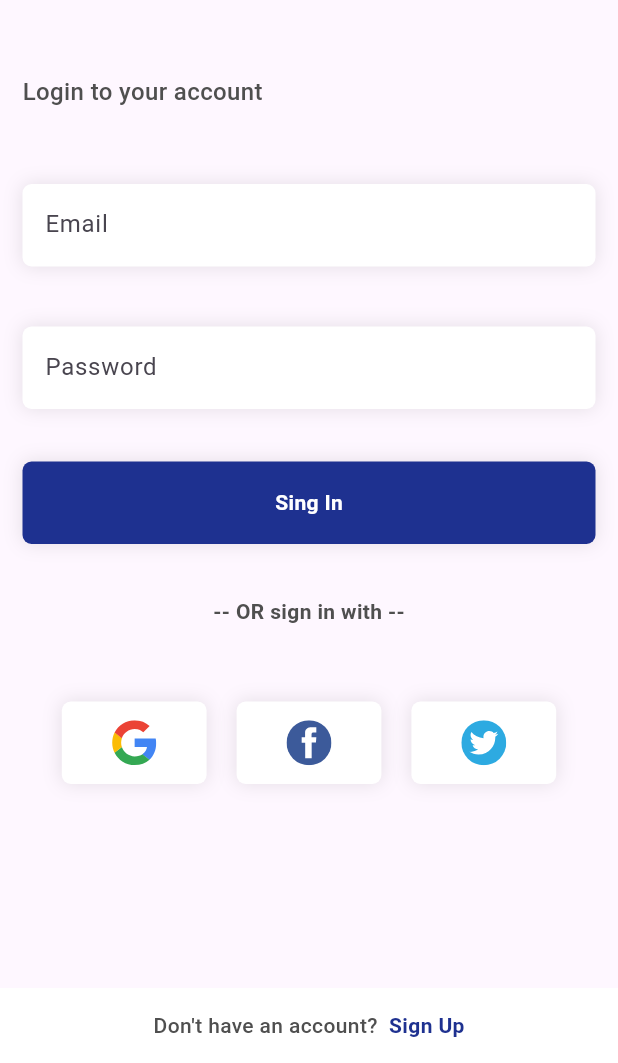
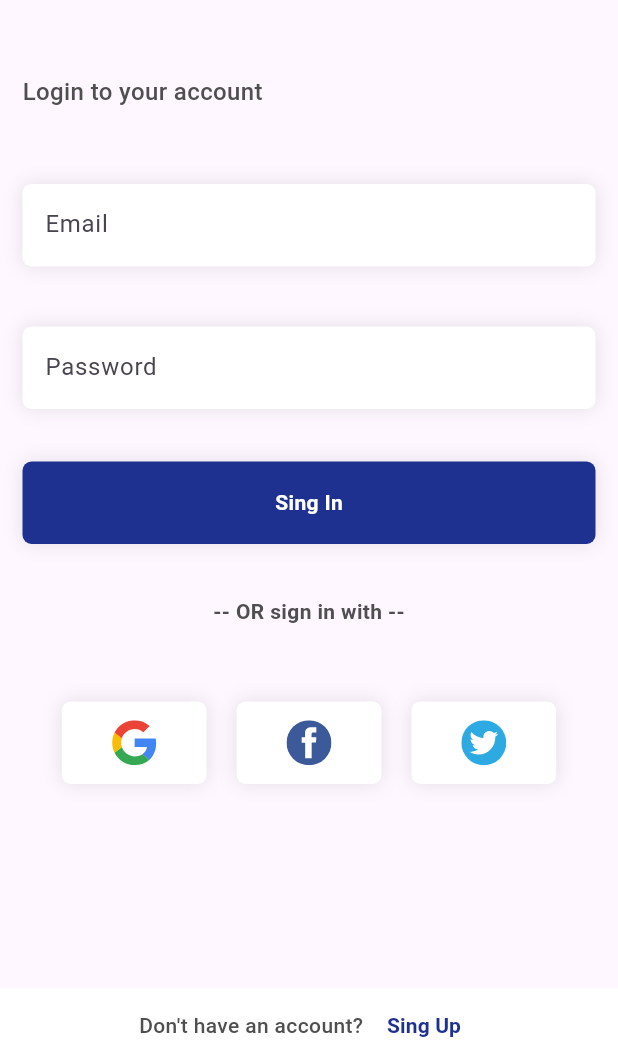
Before and after one commit to Maddy1505/login_page2, a Flutter app: the screen it shows after launch, on a phone screen of 412 x 824 dp, the part 173-1236 px from its top. Run offline on Flutter 3.47's test engine with Material 3 defaults, Android fonts, the phone set to English and light mode, and no system bars; our stand-ins replace flutter_svg, get, hexcolor.

Commit message:
modified:   lib/main.dart

```diff
--- a/lib/main.dart
+++ b/lib/main.dart
@@ -6,7 +6,7 @@ void main() {
   runApp(const MyApp());
 }
 
-class MyApp extends StatelessWidget {
+class MyApp extends StatelessWidget {     /* does not store internal state */
   const MyApp({super.key});
 
   @override
--- a/lib/view/login.view.dart
+++ b/lib/view/login.view.dart
@@ -1,5 +1,6 @@
 import 'package:flutter/material.dart';
 import 'package:login_page/utils/global.colors.dart';
+import 'package:login_page/view/Sing.view.dart';
 import 'package:login_page/view/widgets/button.dart';
 import 'package:login_page/view/widgets/social.dart';
 import 'package:login_page/view/widgets/text.form.dart';
@@ -15,9 +16,7 @@ class LoginView extends StatelessWidget {
       body: SingleChildScrollView(
         child: SafeArea(
           child: Container(
-
             //color: Colors.blue,
-
             width: double.infinity,
             padding: const EdgeInsets.all(15.0),
             child: Column(
@@ -38,7 +37,6 @@ class LoginView extends StatelessWidget {
                 const SizedBox(height: 50.0),
 
                 // Welcome Text & Login to your account
-
                 Text(
                   'Login to your account',
                   style: TextStyle(
@@ -62,7 +60,6 @@ class LoginView extends StatelessWidget {
                 const SizedBox(height: 40.0),
 
                 // Password Input Field
-
                 TextForm(
                   controller: passwordController,
                   text: 'Password',
@@ -73,17 +70,13 @@ class LoginView extends StatelessWidget {
                 const SizedBox(height: 35.0),
 
                 //ButtonsForm Input Field
-
                 const ButtonsForm(),
 
                 //End
-
                 const SizedBox(height: 35.0),
 
                 // Sign in with social media
-
                 SocialForm(),
-
               ],
             ),
           ),
@@ -104,11 +97,25 @@ class LoginView extends StatelessWidget {
                 fontWeight: FontWeight.w500,
               ),
             ),
-            Text(
+            /*Text(
               ' Sign Up',
               style: TextStyle(
                 color: GlobalColors.mainColor,
                 fontWeight: FontWeight.w600,
+              ),
+            ),*/
+            TextButton(
+              onPressed: () {
+                Navigator.of(
+                  context,
+                ).push(MaterialPageRoute(builder: (context) => Singview()));
+              },
+              child: Text(
+                'Sing Up',
+                style: TextStyle(
+                  color: GlobalColors.mainColor,
+                  fontWeight: FontWeight.w700,
+                ),
               ),
             ),
           ],
--- a/lib/view/widgets/social.dart
+++ b/lib/view/widgets/social.dart
@@ -23,7 +23,8 @@ class SocialForm extends StatelessWidget {
 
         // Social Media Buttons
 
-        Container(
+        SizedBox(
+          child: Container(
             width: MediaQuery.of(context).size.width * 0.8,
             child: Row(
               children: [
@@ -103,6 +104,7 @@ class SocialForm extends StatelessWidget {
               ],
             ),
           ),
+        ),
       ],
     );
   }
--- a/lib/view/widgets/text.form.dart
+++ b/lib/view/widgets/text.form.dart
@@ -1,14 +1,34 @@
 import 'package:flutter/material.dart';
 
 class TextForm extends StatelessWidget {
-  const TextForm({super.key, required this.controller, required this.text, required this.textInputType, required this.obscure});
+  const TextForm({
+    super.key,
+
+    /* Constructor */
+
+    required this.controller,
+    required this.text,
+    required this.textInputType,
+    required this.obscure,
+    this.prefixIcon,
+    this.isPasswordField = false,
+  });
   final TextEditingController controller;
   final String text;
   final TextInputType textInputType;
-  final bool obscure;
+  final bool obscure;                 /* True or False condition */
+  final IconData? prefixIcon;
+  final bool isPasswordField;         /* True or False condition */
 
   @override
   Widget build(BuildContext context) {
+
+    /*final ValueNotifier<bool> obscureNotifier = ValueNotifier<bool>(obscure);    //ObScureNotifier
+
+    return ValueListenableBuilder<bool>(
+      valueListenable: obscureNotifier,
+      builder: (context, isObscured, _) { */
+
     return Container(
       height: 55,
       padding: const EdgeInsets.only(top: 3, left: 15),
@@ -24,12 +44,37 @@ class TextForm extends StatelessWidget {
         keyboardType: textInputType,
         obscureText: obscure,
         decoration: InputDecoration(
-          hintText: text,
+          hintText: text, //hinttext
           border: InputBorder.none,
           contentPadding: EdgeInsets.all(0),
           hintStyle: TextStyle(height: 1),
+
+          /* Show lock for password, or prefix icon if given */
+
+          /*prefixIcon: isPasswordField
+                ? const Icon(Icons.lock)
+                : (prefixIcon != null ? Icon(prefixIcon) : null),
+
+            /* Eye icon toggle for password fields*/
+
+            suffixIcon: isPasswordField
+                ? IconButton(
+                    icon: Icon(
+                      isObscured ? Icons.visibility_off : Icons.visibility,
+                      color: Colors.grey,
+                    ),
+                    onPressed: () {
+                      obscureNotifier.value = !isObscured;
+                    },
+                  )
+                : null,*/
         ),
       ),
+
+      /* ); */
+      /* } */
+
+
     );
   }
 }
```
Also changed, not shown: lib/view/Sing.view.dart (added, +130 -0 lines), lib/view/screen.view.dart (added, +252 -0 lines), lib/view/widgets/button.dart (+35 -7 lines), pubspec.yaml (+4 -4 lines), assets/fonts/Poppins-SemiBold.ttf (added), assets/images/filter.png (added), 1 other file. Lines whose indentation alone changed are shown as unchanged.
